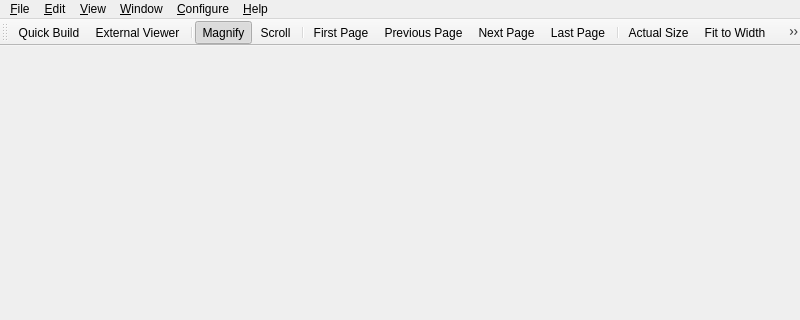
svn2github/texstudio-trunk, file PDFDocument.ui: the form before one commit; both pictures show x 0 to 800 and y 0 to 320 of the 800 by 600 pixel window.
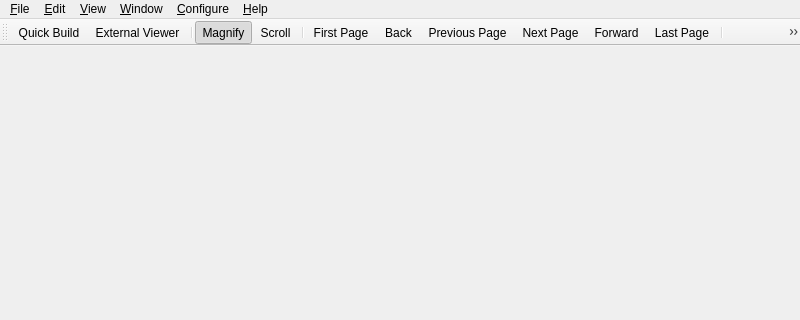
The form after the commit.

```diff
--- a/PDFDocument.ui
+++ b/PDFDocument.ui
@@ -157,8 +157,10 @@
    <addaction name="actionScroll"/>
    <addaction name="separator"/>
    <addaction name="actionFirst_Page"/>
+   <addaction name="actionBack"/>
    <addaction name="actionPrevious_Page"/>
    <addaction name="actionNext_Page"/>
+   <addaction name="actionForward"/>
    <addaction name="actionLast_Page"/>
    <addaction name="separator"/>
    <addaction name="actionActual_Size"/>
@@ -802,6 +804,22 @@
     <string>Ctrl+O</string>
    </property>
   </action>
+  <action name="actionBack">
+   <property name="text">
+    <string>Back</string>
+   </property>
+   <property name="toolTip">
+    <string>Previously shown page</string>
+   </property>
+  </action>
+  <action name="actionForward">
+   <property name="text">
+    <string>Forward</string>
+   </property>
+   <property name="toolTip">
+    <string>Next shown page</string>
+   </property>
+  </action>
  </widget>
  <resources/>
  <connections>
```
Left out of the diff: 4 changed lines with no effect on the pictures.
